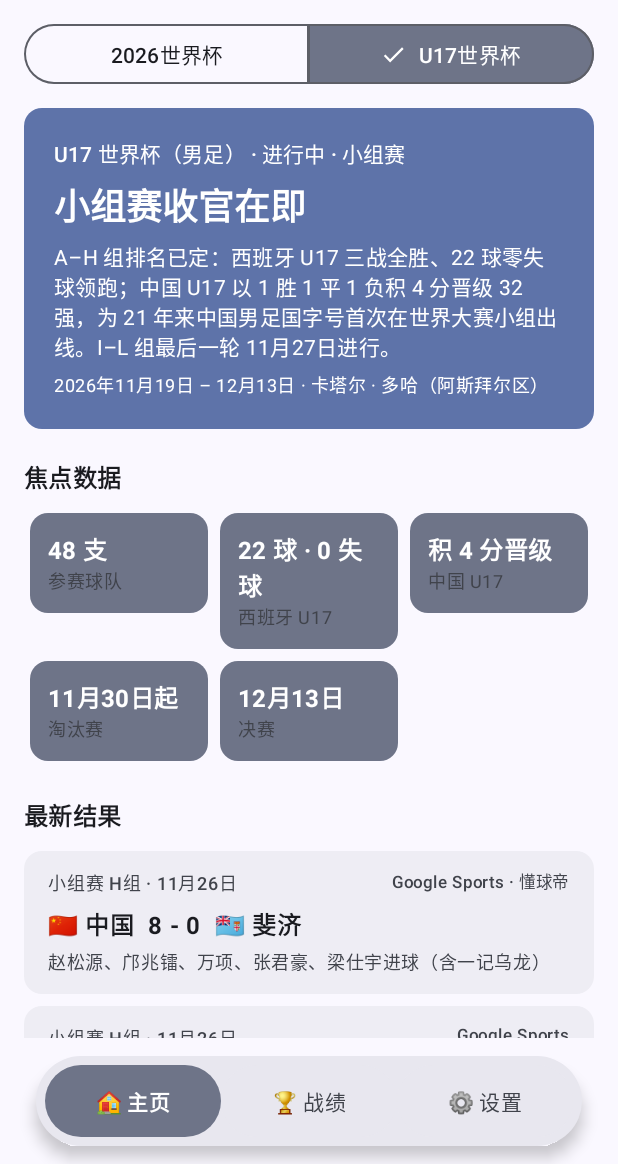
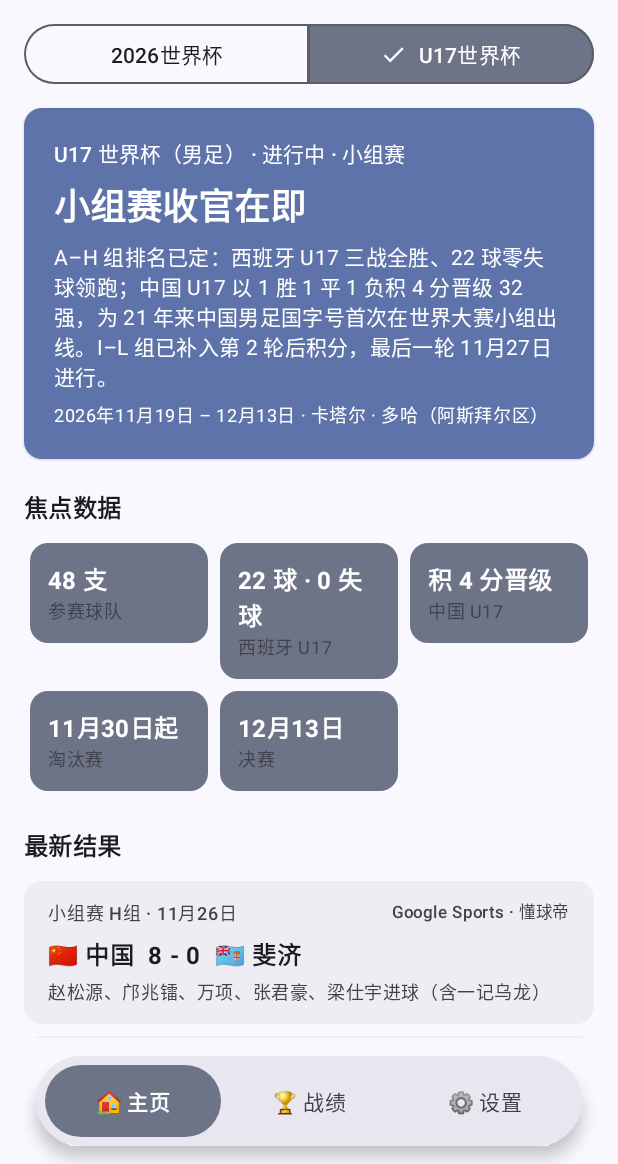
Before and after one commit to ichiyotsu/TokiSport, an Android app built with Jetpack Compose: the screen it shows after launch (MainActivity), after a tap on "U17世界杯", on a phone screen of 412 x 824 dp, the part 72-1236 px from its top. Run offline under Robolectric (Android 15) with nearby library versions, the phone set to English and light mode, and no system bars.

Commit message:
TokiSport 0.1.0: add U-17 groups I-L (matchday 2), China per-match lineups, Nov 27 fixtures

```diff
--- a/app/src/main/java/com/tokisport/app/data/SnapshotData.kt
+++ b/app/src/main/java/com/tokisport/app/data/SnapshotData.kt
@@ -116,11 +116,42 @@ object SnapshotData {
         sources = setOf(ZHIBO8),
     )
 
+    private val chinaLineupSpain = Lineup(
+        formation = "—",
+        context = "小组赛第 1 轮 vs 西班牙 · 首发阵容",
+        players = listOf(
+            "21 江宇涵（门将）", "2 张旭尧", "3 金昱成", "4 南子勋", "5 李钧鹏",
+            "6 周雨诺（队长）", "7 邝兆镭", "8 徐正鹏", "10 万项", "11 何思凡", "9 赵松源",
+        ),
+        source = "直播吧首发名单",
+        sources = setOf(ZHIBO8),
+    )
+
+    private val chinaLineupMorocco = Lineup(
+        formation = "4-4-2",
+        context = "小组赛第 2 轮 vs 摩洛哥 · 首发阵容（潘朝伟顶替徐正鹏，其余不变）",
+        players = listOf(
+            "21 江宇涵（门将）", "2 张旭尧", "3 金昱成", "4 南子勋", "5 李钧鹏",
+            "6 周雨诺（队长）", "7 邝兆镭", "10 万项", "11 何思凡", "13 潘朝伟", "9 赵松源",
+        ),
+        source = "直播吧首发名单",
+        sources = setOf(ZHIBO8),
+    )
+
+    /** 中国队三场小组赛首发（key = 对手球队 id）。 */
+    private val chinaMatchLineups = mapOf(
+        "spain-u17" to chinaLineupSpain,
+        "morocco-u17" to chinaLineupMorocco,
+        "fiji" to chinaLineup,
+    )
+
     private fun u17Team(
         id: String, cn: String, en: String, flag: String, color: Long,
         group: String, rank: String, p: Int, w: Int, d: Int, l: Int,
         gf: Int?, ga: Int?, lineup: Lineup? = null, sources: Set<Source> = GS,
-    ) = TeamRecord(id, cn, en, flag, color, group, rank, p, w, d, l, gf, ga, "", lineup, sources)
+        scopeNote: String = "", matchLineups: Map<String, Lineup> = emptyMap(),
+    ) = TeamRecord(id, cn, en, flag, color, group, rank, p, w, d, l, gf, ga,
+        scopeNote, lineup, sources, matchLineups)
 
     private val u17 = Tournament(
         id = "u17wc2026",
@@ -130,7 +161,7 @@ object SnapshotData {
         venue = "卡塔尔 · 多哈（阿斯拜尔区）",
         status = "进行中 · 小组赛",
         heroTitle = "小组赛收官在即",
-        heroBody = "A–H 组排名已定：西班牙 U17 三战全胜、22 球零失球领跑；中国 U17 以 1 胜 1 平 1 负积 4 分晋级 32 强，为 21 年来中国男足国字号首次在世界大赛小组出线。I–L 组最后一轮 11月27日进行。",
+        heroBody = "A–H 组排名已定：西班牙 U17 三战全胜、22 球零失球领跑；中国 U17 以 1 胜 1 平 1 负积 4 分晋级 32 强，为 21 年来中国男足国字号首次在世界大赛小组出线。I–L 组已补入第 2 轮后积分，最后一轮 11月27日进行。",
         focusStats = listOf(
             "参赛球队" to "48 支",
             "西班牙 U17" to "22 球 · 0 失球",
@@ -165,8 +196,42 @@ object SnapshotData {
             u17Team("spain-u17", "西班牙", "Spain", "🇪🇸", 0xFFAA151B, "H组", "第 1 · 晋级", 3, 3, 0, 0, 22, 0),
             u17Team("morocco-u17", "摩洛哥", "Morocco", "🇲🇦", 0xFFC1272D, "H组", "第 2 · 晋级", 3, 1, 1, 1, 8, 4),
             u17Team("china", "中国", "China PR", "🇨🇳", 0xFFDE2910, "H组", "第 3 · 晋级", 3, 1, 1, 1, 10, 7,
-                lineup = chinaLineup, sources = setOf(GOOGLE_SPORTS, DONGQIUDI)),
+                lineup = chinaLineup, sources = setOf(GOOGLE_SPORTS, DONGQIUDI),
+                matchLineups = chinaMatchLineups),
             u17Team("fiji", "斐济", "Fiji", "🇫🇯", 0xFF68BFE5, "H组", "第 4", 3, 0, 0, 3, null, null),
+            // I–L 组：第 2 轮后积分（最后一轮 11月27日进行，非最终排名）
+            u17Team("brazil", "巴西", "Brazil", "🇧🇷", 0xFF009739, "I组", "第 1 · 已出线", 2, 2, 0, 0, 3, 1,
+                scopeNote = "第 2 轮后 · 最后一轮 11月27日进行"),
+            u17Team("ireland", "爱尔兰", "Republic of Ireland", "🇮🇪", 0xFF169B62, "I组", "第 2", 2, 1, 0, 1, 3, 2,
+                scopeNote = "第 2 轮后 · 最后一轮 11月27日进行"),
+            u17Team("tanzania", "坦桑尼亚", "Tanzania", "🇹🇿", 0xFF1EB53A, "I组", "第 3", 2, 0, 1, 1, 2, 3,
+                scopeNote = "第 2 轮后 · 最后一轮 11月27日进行"),
+            u17Team("costarica", "哥斯达黎加", "Costa Rica", "🇨🇷", 0xFFCE1126, "I组", "第 4", 2, 0, 1, 1, 2, 4,
+                scopeNote = "第 2 轮后 · 最后一轮 11月27日进行"),
+            u17Team("dominican", "多米尼加共和国", "Dominican Republic", "🇩🇴", 0xFF002D62, "J组", "第 1", 2, 1, 1, 0, null, null,
+                scopeNote = "第 2 轮后 · 最后一轮 11月27日进行 · 进失球待核实"),
+            u17Team("chile", "智利", "Chile", "🇨🇱", 0xFFD52B1E, "J组", "第 2", 2, 1, 0, 1, null, null,
+                scopeNote = "第 2 轮后 · 最后一轮 11月27日进行 · 进失球待核实"),
+            u17Team("algeria", "阿尔及利亚", "Algeria", "🇩🇿", 0xFF006233, "J组", "第 3", 2, 1, 0, 1, null, null,
+                scopeNote = "第 2 轮后 · 最后一轮 11月27日进行 · 进失球待核实"),
+            u17Team("montenegro", "黑山", "Montenegro", "🇲🇪", 0xFFC41130, "J组", "第 4", 2, 0, 1, 1, null, null,
+                scopeNote = "第 2 轮后 · 最后一轮 11月27日进行 · 进失球待核实"),
+            u17Team("mexico", "墨西哥", "Mexico", "🇲🇽", 0xFF006847, "K组", "第 1 · 已出线", 2, 2, 0, 0, null, null,
+                scopeNote = "第 2 轮后 · 最后一轮 11月27日进行 · 进失球待核实"),
+            u17Team("venezuela", "委内瑞拉", "Venezuela", "🇻🇪", 0xFFCF142B, "K组", "第 2 · 已出线", 2, 2, 0, 0, null, null,
+                scopeNote = "第 2 轮后 · 最后一轮 11月27日进行 · 进失球待核实"),
+            u17Team("romania", "罗马尼亚", "Romania", "🇷🇴", 0xFF002B7F, "K组", "第 3", 2, 0, 0, 2, null, null,
+                scopeNote = "第 2 轮后 · 最后一轮 11月27日进行 · 进失球待核实"),
+            u17Team("cameroon", "喀麦隆", "Cameroon", "🇨🇲", 0xFF007A5E, "K组", "第 4", 2, 0, 0, 2, null, null,
+                scopeNote = "第 2 轮后 · 最后一轮 11月27日进行 · 进失球待核实"),
+            u17Team("colombia", "哥伦比亚", "Colombia", "🇨🇴", 0xFFFCD116, "L组", "第 1 · 已出线", 2, 2, 0, 0, 4, 1,
+                scopeNote = "第 2 轮后 · 最后一轮 11月27日进行"),
+            u17Team("serbia", "塞尔维亚", "Serbia", "🇷🇸", 0xFFC6363C, "L组", "第 2 · 已出线", 2, 2, 0, 0, 3, 0,
+                scopeNote = "第 2 轮后 · 最后一轮 11月27日进行"),
+            u17Team("japan", "日本", "Japan", "🇯🇵", 0xFFBC002D, "L组", "第 3", 2, 0, 0, 2, 1, 3,
+                scopeNote = "第 2 轮后 · 最后一轮 11月27日进行"),
+            u17Team("honduras", "洪都拉斯", "Honduras", "🇭🇳", 0xFF00BCE4, "L组", "第 4", 2, 0, 0, 2, 0, 4,
+                scopeNote = "第 2 轮后 · 最后一轮 11月27日进行"),
         ),
         matches = listOf(
             // 11月26日（第 3 轮，E–H 组）
@@ -188,17 +253,28 @@ object SnapshotData {
             MatchResult("小组赛 C组", "11月25日", "australia", "mozambique", 2, 2, "", GS),
             MatchResult("小组赛 D组", "11月25日", "uruguay", "france-u17", 0, 3, "", GS),
             MatchResult("小组赛 D组", "11月25日", "haiti", "saudi", 1, 2, "", GS),
+            // 11月24日（第 2 轮，I–L 组）
+            MatchResult("小组赛 I组", "11月24日", "costarica", "ireland", 0, 2, "", GS),
+            MatchResult("小组赛 I组", "11月24日", "brazil", "tanzania", 1, 0, "", GS),
+            MatchResult("小组赛 J组", "11月24日", "dominican", "chile", 2, 1, "", GS),
+            MatchResult("小组赛 J组", "11月24日", "algeria", "montenegro", 2, 1, "", GS),
+            MatchResult("小组赛 K组", "11月24日", "venezuela", "romania", 1, 0, "", GS),
+            MatchResult("小组赛 K组", "11月24日", "mexico", "cameroon", 4, 0, "", GS),
+            MatchResult("小组赛 L组", "11月24日", "japan", "serbia", 0, 1, "", GS),
+            MatchResult("小组赛 L组", "11月24日", "honduras", "colombia", 0, 2, "", GS),
             // 中国队前两轮
             MatchResult("小组赛 H组", "第 2 轮", "china", "morocco-u17", 2, 2,
                 "赵松源梅开二度", setOf(GOOGLE_SPORTS, DONGQIUDI)),
             MatchResult("小组赛 H组", "第 1 轮", "spain-u17", "china", 5, 0, "", setOf(GOOGLE_SPORTS, DONGQIUDI)),
         ),
         fixtures = listOf(
-            Fixture("小组赛 I–L 组", "11月27日", "I–L 组最后一轮今日进行", "积分榜待更新"),
+            Fixture("小组赛 L组", "11月27日 21:00", "哥伦比亚 vs 塞尔维亚", "多哈 · I–L 组最后一轮"),
+            Fixture("小组赛 L组", "11月27日 21:00", "洪都拉斯 vs 日本", "多哈 · I–L 组最后一轮"),
+            Fixture("小组赛 I–L 组", "11月27日", "I–L 组其余最后一轮今日进行", "积分榜为第 2 轮后，赛后待更新"),
             Fixture("32 强淘汰赛", "11月30日起", "对阵待小组赛全部结束后确定", ""),
             Fixture("决赛", "12月13日", "卡塔尔 · 多哈", ""),
         ),
-        dataScope = "快照范围：A–H 组第 3 轮后积分；I–L 组最后一轮 11月27日进行，待更新。部分球队进失球尚未核实，显示为「—」。中国队首发（vs 斐济）已核实（直播吧）。",
+        dataScope = "快照范围：A–H 组第 3 轮后积分；I–L 组为第 2 轮后积分（最后一轮 11月27日进行，非最终排名）。J、K 组进失球尚未核实，显示为「—」。中国队三场小组赛首发已核实（直播吧）。",
         extraTeamLabels = mapOf(
             "newcaledonia" to "🇳🇨 新喀里多尼亚",
             "denmark" to "🇩🇰 丹麦",
--- a/app/src/main/java/com/tokisport/app/data/SourceSettings.kt
+++ b/app/src/main/java/com/tokisport/app/data/SourceSettings.kt
@@ -40,7 +40,11 @@ object Merger {
             .filter { it.sources.any { s -> s in enabled } }
             .map { team ->
                 val lineup = team.lineup?.takeIf { l -> l.sources.any { s -> s in enabled } }
-                if (lineup == team.lineup) team else team.copy(lineup = lineup)
+                val matchLineups = team.matchLineups.filterValues { l ->
+                    l.sources.any { s -> s in enabled }
+                }
+                if (lineup == team.lineup && matchLineups == team.matchLineups) team
+                else team.copy(lineup = lineup, matchLineups = matchLineups)
             }
         val matches = tournament.matches.filter { it.sources.any { s -> s in enabled } }
         return tournament.copy(teams = teams, matches = matches)
--- a/app/src/main/java/com/tokisport/app/data/SportsData.kt
+++ b/app/src/main/java/com/tokisport/app/data/SportsData.kt
@@ -78,6 +78,11 @@ data class TeamRecord(
     val lineup: Lineup? = null,
     /** 核实过本条战绩的数据源集合。 */
     val sources: Set<Source> = emptySet(),
+    /**
+     * 按场次收录的首发阵容，key = 对手球队 id（同一赛事内一支球队对同一对手只收录一场时唯一）。
+     * 非空时详情页按比赛逐场展示阵容，优先于 [lineup]；其他球队保持单阵容/待同步不变。
+     */
+    val matchLineups: Map<String, Lineup> = emptyMap(),
 ) {
     val gd: Int? get() = if (gf != null && ga != null) gf - ga else null
     val points: Int get() = won * 3 + drawn
--- a/app/src/main/java/com/tokisport/app/ui/Screens.kt
+++ b/app/src/main/java/com/tokisport/app/ui/Screens.kt
@@ -37,6 +37,7 @@ import androidx.compose.ui.draw.clip
 import androidx.compose.ui.graphics.Color
 import androidx.compose.ui.text.font.FontWeight
 import androidx.compose.ui.unit.dp
+import com.tokisport.app.data.Lineup
 import com.tokisport.app.data.MatchResult
 import com.tokisport.app.data.Merger
 import com.tokisport.app.data.Source
@@ -437,6 +438,17 @@ fun TeamDetailScreen(
             items(matches) { match -> MatchRow(labels, match, enabled) }
         }
         item { SectionTitle("阵容") }
+        // 按场次阵容（matchLineups，key = 对手 id）优先逐场展示；否则回退到单阵容/待同步。
+        val perMatchLineups = matches.mapNotNull { match ->
+            val opponentId = if (match.homeTeamId == team.id) match.awayTeamId else match.homeTeamId
+            team.matchLineups[opponentId]?.let { lineup -> match to lineup }
+        }
+        if (perMatchLineups.isNotEmpty()) {
+            items(perMatchLineups) { (_, lineup) ->
+                LineupCard(lineup, enabled)
+            }
+            item { Spacer(Modifier.height(24.dp)) }
+        } else {
             item {
                 val lineup = team.lineup
                 if (lineup == null) {
@@ -454,8 +466,20 @@ fun TeamDetailScreen(
                         )
                     }
                 } else {
+                    LineupCard(lineup, enabled)
+                }
+                Spacer(Modifier.height(24.dp))
+            }
+        }
+    }
+}
+
+@Composable
+fun LineupCard(lineup: Lineup, enabled: Set<Source>) {
     Card(
-                    modifier = Modifier.fillMaxWidth(),
+        modifier = Modifier
+            .fillMaxWidth()
+            .padding(vertical = 4.dp),
         colors = CardDefaults.cardColors(
             containerColor = MaterialTheme.colorScheme.surfaceContainer,
         ),
@@ -474,10 +498,6 @@ fun TeamDetailScreen(
             Text("来源：${lineup.source}", style = MaterialTheme.typography.bodySmall,
                 color = MaterialTheme.colorScheme.onSurfaceVariant)
             SourceTag(lineup.sources, enabled)
-                    }
-                }
-            }
-            Spacer(Modifier.height(24.dp))
         }
     }
 }
```
Also changed, not shown: 1 other file. Lines whose indentation alone changed are shown as unchanged.
